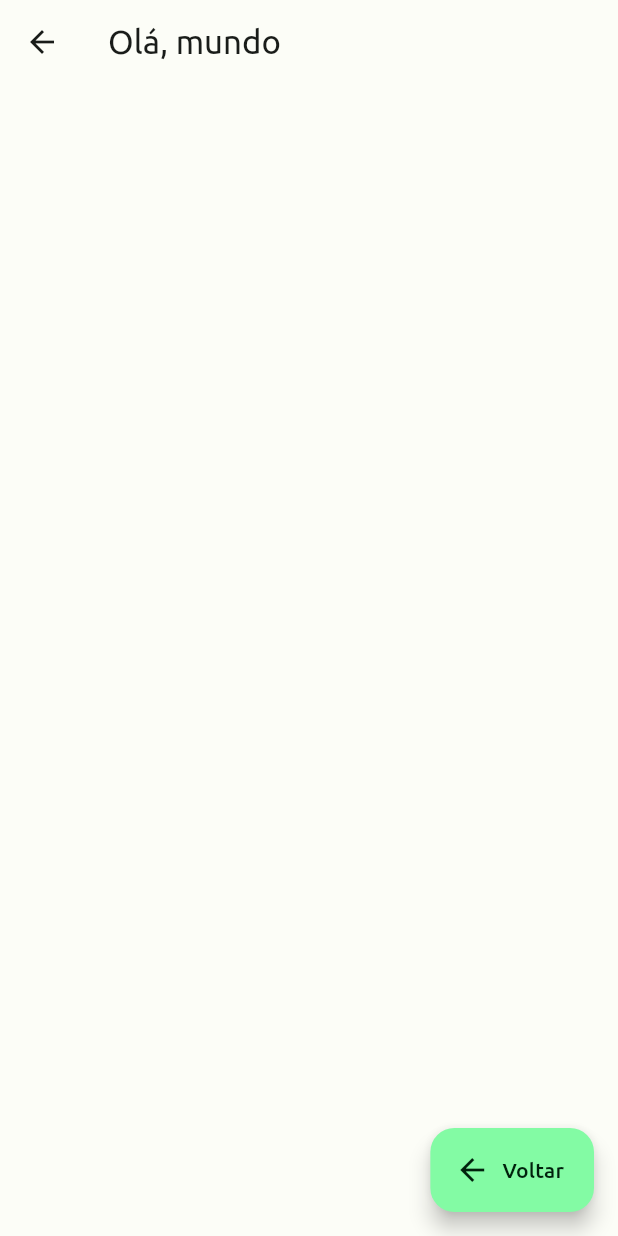
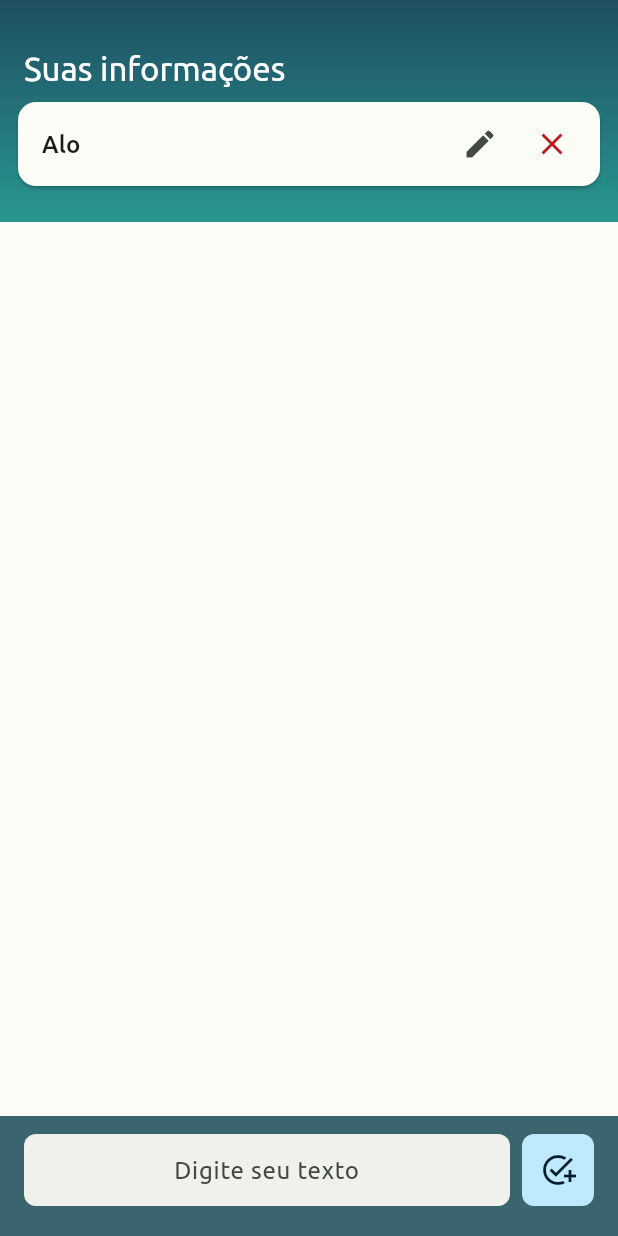
Before and after one commit to IguJl15/desafio-target, a Flutter app: the HomePage screen opened by its route, on a phone screen of 412 x 824 dp. Run offline on Flutter 3.47's test engine with Material 3 defaults, Android fonts, the phone set to English and light mode, and no system bars; our stand-ins replace flutter_mobx, mobx; generated files the repository leaves out were written again.

Commit message:
feat: add todo list on home page

```diff
--- a/lib/src/home/ui/home_page.dart
+++ b/lib/src/home/ui/home_page.dart
@@ -1,18 +1,153 @@
-import 'package:desafio_target/src/auth/ui/login_page.dart';
+import 'package:desafio_target/src/shared/components/input_field/input_field.dart';
+import 'package:desafio_target/src/shared/extensions/theme.dart';
+import 'package:desafio_target/src/shared/gradients/primary_gradient.dart';
+
 import 'package:flutter/material.dart';
 
-class HomePage extends StatelessWidget {
+class HomePage extends StatefulWidget {
   static const routeName = "/";
   const HomePage({super.key});
 
   @override
+  State<HomePage> createState() => _HomePageState();
+}
+
+class _HomePageState extends State<HomePage> {
+  late TextEditingController _newTaskTextController;
+  late TextEditingController _editTaskTextController;
+
+  // state
+  final itens = <String>["Alo"];
+  int? currentEditing = null;
+
+  bool get isEditing => currentEditing != null;
+
+  void addItem() {
+    setState(() {
+      if (isEditing) {
+        itens[currentEditing!] = _editTaskTextController.text;
+        _editTaskTextController.clear();
+        currentEditing = null;
+      } else {
+        itens.add(_newTaskTextController.text);
+        _newTaskTextController.clear();
+      }
+    });
+  }
+
+  void removeItem(int index) {
+    if (isEditing) return;
+    setState(() {
+      itens.removeAt(index);
+    });
+  }
+
+  void startEditing(int index) {
+    if (isEditing) return;
+
+    setState(() {
+      currentEditing = index;
+
+      _editTaskTextController.clear();
+      _editTaskTextController.text = itens[currentEditing!];
+    });
+  }
+
+  @override
+  void initState() {
+    super.initState();
+
+    _newTaskTextController = TextEditingController();
+    _editTaskTextController = TextEditingController();
+  }
+
+  @override
   Widget build(BuildContext context) {
     return Scaffold(
-      appBar: AppBar(title: const Text("Olá, mundo")),
-      floatingActionButton: FloatingActionButton.extended(
-        label: Text("Voltar"),
-        icon: BackButtonIcon(),
-        onPressed: () => Navigator.popAndPushNamed(context, LoginPage.routeName),
+      bottomNavigationBar: BottomAppBar(
+        color: context.colorScheme.tertiary,
+        height: null,
+        child: Row(
+          mainAxisSize: MainAxisSize.min,
+          mainAxisAlignment: MainAxisAlignment.center,
+          crossAxisAlignment: CrossAxisAlignment.start,
+          children: [
+            Flexible(
+              child: CustomTextField(
+                hintText: "Digite seu texto",
+                textAlign: TextAlign.center,
+                controller: isEditing ? _editTaskTextController : _newTaskTextController,
+                validator: (value) => value?.isEmpty == true ? "Texto muito curto" : null,
+              ),
+            ),
+            Container(
+              margin: const EdgeInsets.only(left: 8),
+              height: 48,
+              width: 48,
+              child: IconButton.filledTonal(
+                onPressed: addItem,
+                icon: isEditing ? const Icon(Icons.task_alt) : const Icon(Icons.add_task),
+                style: IconButton.styleFrom(shape: RoundedRectangleBorder(borderRadius: BorderRadius.circular(8))),
+              ),
+            )
+          ],
+        ),
+      ),
+      body: Container(
+        decoration: const BoxDecoration(gradient: primaryGradientTopToBottom),
+        child: SingleChildScrollView(
+          child: Column(
+            crossAxisAlignment: CrossAxisAlignment.stretch,
+            children: [
+              Container(
+                margin: EdgeInsets.only(top: 24),
+                padding: const EdgeInsets.symmetric(horizontal: 16, vertical: 8),
+                child: Text("Suas informações", style: context.textTheme.titleLarge!.merge(onPrimaryGradientTextStyle)),
+              ),
+              Card(
+                margin: const EdgeInsets.symmetric(horizontal: 12).copyWith(bottom: 24),
+                child: itens.isEmpty
+                    ? Padding(
+                        padding: const EdgeInsets.symmetric(vertical: 24, horizontal: 8),
+                        child: Text(
+                          "Comece a adicionar informações no campo abaixo!",
+                          textAlign: TextAlign.center,
+                          style: context.textTheme.bodyLarge,
+                        ),
+                      )
+                    : Column(
+                        children: List.generate(itens.length, (index) {
+                          final item = itens[index];
+                          final textTooLong = item.length > 50;
+                          return ListTile(
+                            enabled: !isEditing || currentEditing == index,
+                            title: Text(item),
+                            titleTextStyle: context.textTheme.titleMedium,
+                            visualDensity: VisualDensity.standard,
+                            subtitle: textTooLong ? Text("Ver mais") : null,
+                            isThreeLine: textTooLong,
+                            contentPadding: const EdgeInsets.only(left: 16, right: 8),
+                            trailing: Row(
+                              mainAxisSize: MainAxisSize.min,
+                              children: [
+                                IconButton(
+                                  onPressed: isEditing ? null : () => startEditing(index),
+                                  icon: const Icon(Icons.edit),
+                                ),
+                                IconButton(
+                                  onPressed: isEditing ? null : () => removeItem(index),
+                                  icon: const Icon(Icons.close),
+                                  color: context.colorScheme.error,
+                                )
+                              ],
+                            ),
+                          );
+                        }),
+                      ),
+              ),
+            ],
+          ),
+        ),
       ),
     );
   }
--- a/lib/src/shared/components/input_field/input_field.dart
+++ b/lib/src/shared/components/input_field/input_field.dart
@@ -3,11 +3,16 @@ import 'package:flutter/material.dart';
 import '../../extensions/theme.dart';
 
 class CustomTextField extends StatelessWidget {
-  final Widget label;
+  final Widget? label;
+  final String? hintText;
+
   final TextStyle? labelTextStyle;
+  final TextStyle? hintTextStyle;
   final TextStyle? errorTextStyle;
-  final TextEditingController controller;
-  final TextInputType keyboardType;
+  final TextAlign? textAlign;
+
+  final TextEditingController? controller;
+  final TextInputType? keyboardType;
   final bool obscureText;
   final Widget? prefixIcon;
   final Widget? suffixIcon;
@@ -20,11 +25,14 @@ class CustomTextField extends StatelessWidget {
   final String? Function(String?)? validator;
 
   const CustomTextField({
-    required this.label,
-    required this.controller,
-    required this.keyboardType,
+    this.label,
+    this.hintText,
+    this.controller,
+    this.keyboardType,
+    this.hintTextStyle,
     this.labelTextStyle,
     this.errorTextStyle,
+    this.textAlign,
     this.obscureText = false,
     this.prefixIcon,
     this.suffixIcon,
@@ -44,6 +52,7 @@ class CustomTextField extends StatelessWidget {
       mainAxisSize: MainAxisSize.min,
       crossAxisAlignment: CrossAxisAlignment.start,
       children: [
+        if (label != null)
           DefaultTextStyle(
             style: context.textTheme.labelLarge!.merge(labelTextStyle),
             child: Padding(
@@ -58,10 +67,13 @@ class CustomTextField extends StatelessWidget {
           enabled: enabled,
           autocorrect: autocorrect,
           validator: validator,
+          textAlign: textAlign ?? TextAlign.start,
           decoration: InputDecoration(
+            hintText: hintText,
             prefixIcon: prefixIcon,
             suffixIcon: suffixIcon,
             labelStyle: labelTextStyle,
+            hintStyle: hintTextStyle,
             errorStyle: errorTextStyle,
             filled: true,
             fillColor: backgroundColor ?? context.colorScheme.onInverseSurface,
--- /dev/null
+++ b/lib/src/shared/components/progress_indicator/centered_progress_indicator.dart
@@ -0,0 +1,10 @@
+import 'package:flutter/material.dart';
+
+class ProgressIndicator extends StatelessWidget {
+  const ProgressIndicator({super.key});
+
+  @override
+  Widget build(BuildContext context) {
+    return const Center(child: CircularProgressIndicator());
+  }
+}
--- a/lib/src/shared/gradients/primary_gradient.dart
+++ b/lib/src/shared/gradients/primary_gradient.dart
@@ -1,6 +1,12 @@
-import 'dart:ui';
+import 'package:flutter/material.dart' show Color, LinearGradient, TextStyle, Alignment, Colors;
 
 const primaryGradientColors = <Color>[
   Color(0Xff1e4e62),
   Color(0xff29978f),
 ];
+const primaryGradientTopToBottom = LinearGradient(
+  colors: primaryGradientColors,
+  begin: Alignment.topCenter,
+  end: Alignment.bottomCenter,
+);
+const onPrimaryGradientTextStyle = TextStyle(color: Colors.white);
```
Lines whose indentation alone changed are shown as unchanged.
